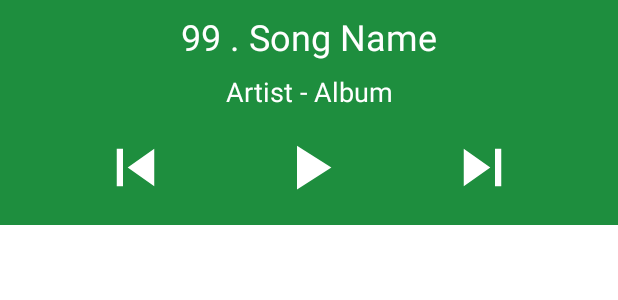
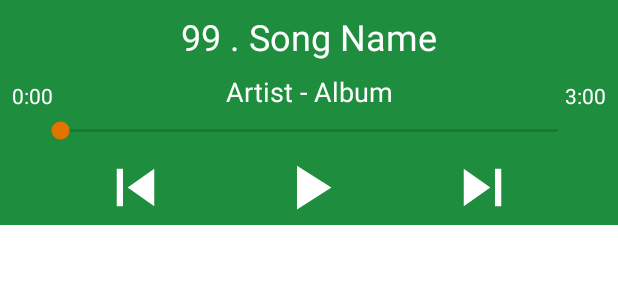
Before and after one commit to auto-ororo/jigokumimi-android, an Android app: the layout fragment_mini_player.xml on its own in the app's theme, with its tools: preview values and no code run, on a phone screen of 412 x 824 dp. Shown: the top 300 px of the screen. Run offline under Robolectric (Android 15) with nearby library versions, the phone set to English and light mode, and no system bars.

Commit message:
シークバー作成

```diff
--- a/app/src/main/res/layout/fragment_mini_player.xml
+++ b/app/src/main/res/layout/fragment_mini_player.xml
@@ -17,6 +17,18 @@
         android:visibility="visible"
         tools:context=".ui.MiniPlayerFragment">
 
+
+        <TextView
+            android:id="@+id/remainingTimeText"
+            android:layout_width="wrap_content"
+            android:layout_height="wrap_content"
+            android:layout_marginEnd="8dp"
+            android:textAlignment="center"
+            android:textColor="@color/colorWhite"
+            android:textSize="14sp"
+            app:layout_constraintBottom_toBottomOf="@+id/artistAlbumText"
+            app:layout_constraintEnd_toEndOf="parent"
+            tools:text="3:00" />
 
         <TextView
             android:id="@+id/rankSongNameText"
@@ -53,7 +65,6 @@
             app:layout_constraintEnd_toStartOf="@+id/nextButton"
             app:layout_constraintHorizontal_bias="0.5"
             app:layout_constraintStart_toEndOf="@+id/previousButton"
-            app:layout_constraintTop_toBottomOf="@+id/artistAlbumText"
             app:srcCompat="@drawable/ic_play_arrow" />
 
         <ImageButton
@@ -78,6 +89,29 @@
             app:layout_constraintStart_toStartOf="parent"
             app:srcCompat="@drawable/ic_skip_previous" />
 
+        <SeekBar
+            android:id="@+id/seekBar"
+            android:layout_width="0dp"
+            android:layout_height="wrap_content"
+            android:layout_marginStart="24dp"
+            android:layout_marginEnd="24dp"
+            app:layout_constraintBottom_toTopOf="@+id/queueButton"
+            app:layout_constraintEnd_toEndOf="parent"
+            app:layout_constraintStart_toStartOf="parent"
+            app:layout_constraintTop_toBottomOf="@+id/artistAlbumText" />
+
+        <TextView
+            android:id="@+id/elapsedTimeText"
+            android:layout_width="wrap_content"
+            android:layout_height="wrap_content"
+            android:layout_marginStart="8dp"
+            android:textAlignment="center"
+            android:textColor="@color/colorWhite"
+            android:textSize="14sp"
+            app:layout_constraintBottom_toBottomOf="@+id/artistAlbumText"
+            app:layout_constraintStart_toStartOf="parent"
+            tools:text="0:00" />
+
     </androidx.constraintlayout.widget.ConstraintLayout>
 
 
```
Also changed, not shown: app/src/main/java/com/ororo/auto/jigokumimi/ui/MiniPlayerFragment.kt (+64 -5 lines), app/src/main/java/com/ororo/auto/jigokumimi/viewmodels/SongListViewModel.kt (+57 -14 lines).
